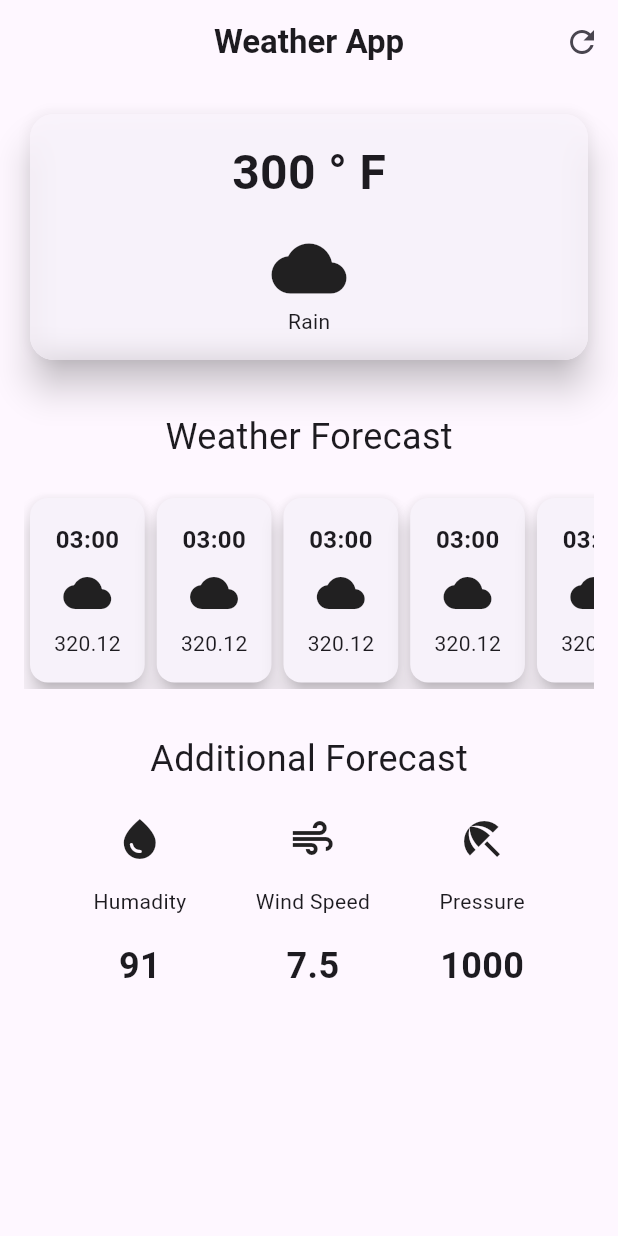
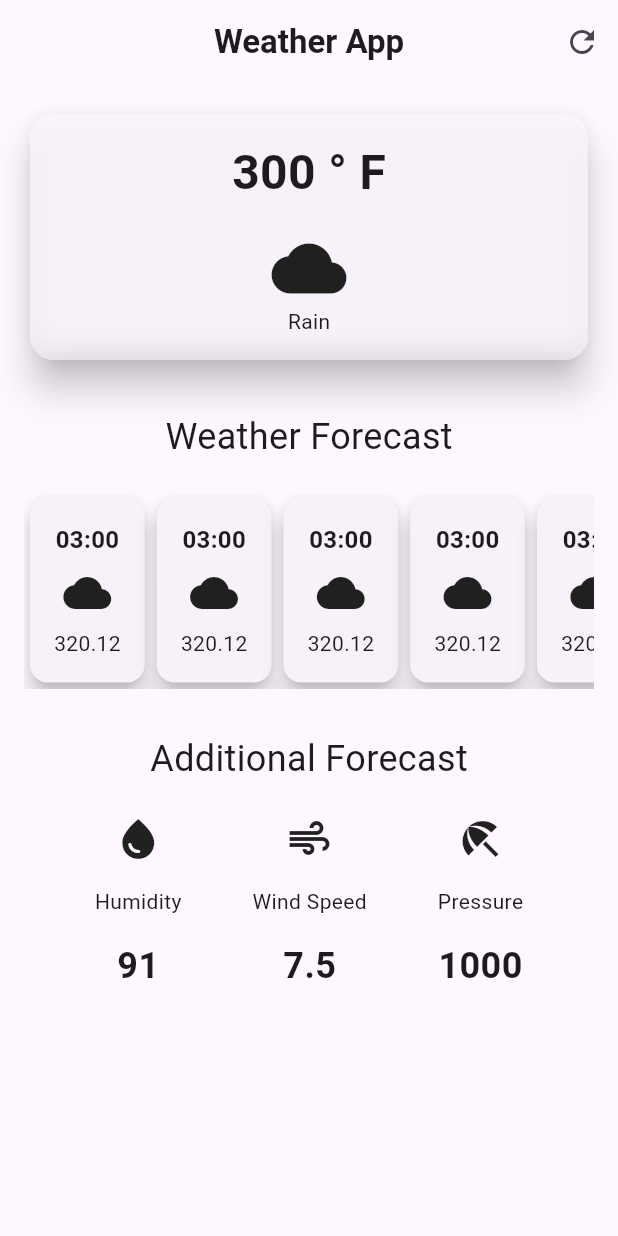
Before and after one commit to ShRudra88/flutter_practice_projects, a Flutter app: the screen it shows after launch, on a phone screen of 412 x 824 dp. Run offline on Flutter 3.47's test engine with Material 3 defaults, Android fonts, the phone set to English and light mode, and no system bars.

Commit message:
Fix: Correct "Humadity" typo to "Humidity"
This commit corrects a typographical error in the label of the `AdditionalInfoItem` widget within the `WeatherScreen`. The label "Humadity" has been changed to "Humidity".

```diff
--- a/lib/weather_screen.dart
+++ b/lib/weather_screen.dart
@@ -91,7 +91,7 @@ class WeatherScreen extends StatelessWidget {
               children: [
                 AdditionalInfoItem(
                   icon: Icons.water_drop,
-                  label: 'Humadity',
+                  label: 'Humidity',
                   value: '91',
                 ),
                 AdditionalInfoItem(
```
